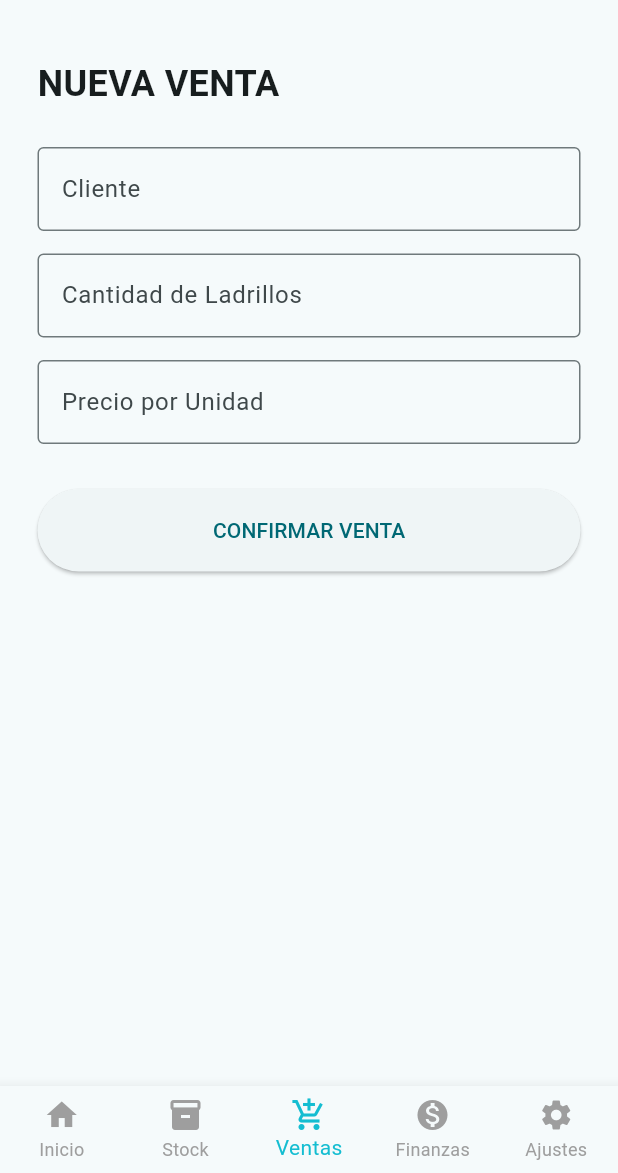
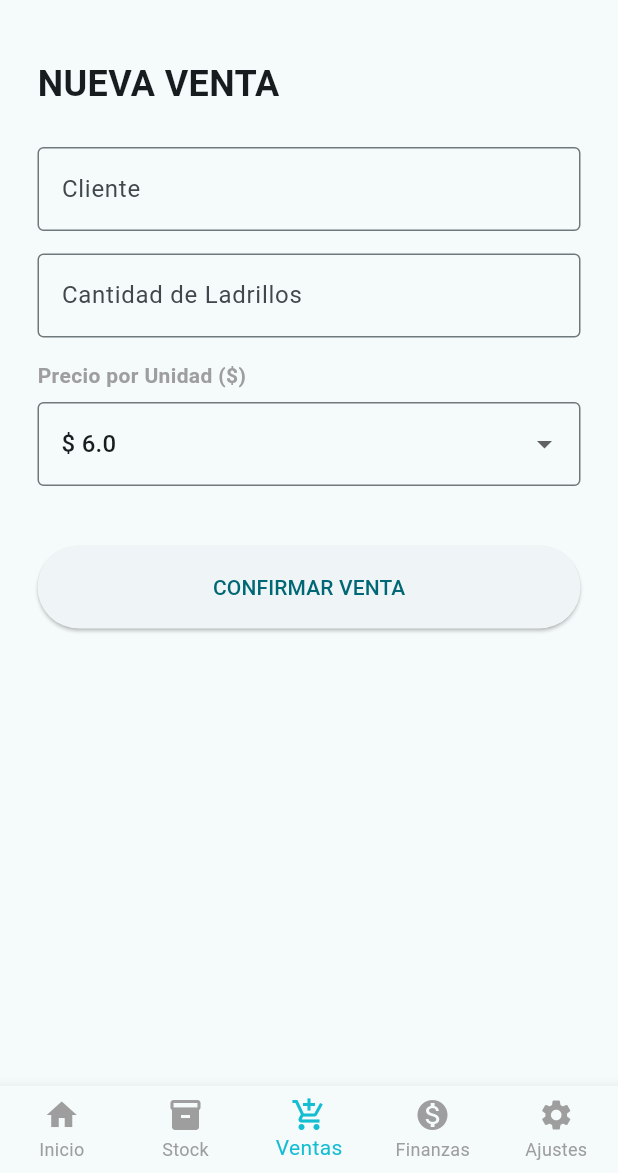
Before and after one commit to GERRYP20/los_compadres_app, a Flutter app: the screen it shows once a user with an empty profile is signed in, item 3 of the bottom bar chosen, on a phone screen of 412 x 824 dp, the part 63-1236 px from its top. Run offline on Flutter 3.47's test engine with Material 3 defaults, Android fonts, the phone set to English and light mode, and no system bars; our stand-ins replace cloud_firestore, firebase_auth, firebase_core; accounts and stored records are empty.

Commit message:
caja de texto

```diff
--- a/lib/main.dart
+++ b/lib/main.dart
@@ -151,7 +151,6 @@ class StockPage extends StatelessWidget {
   }
 }
 
-// --- PÁGINA 2: VENTAS (Simplificada a cliente, cantidad, total, fecha) ---
 class RegistrarVentaPage extends StatefulWidget {
   const RegistrarVentaPage({super.key});
   @override
@@ -161,7 +160,11 @@ class RegistrarVentaPage extends StatefulWidget {
 class _RegistrarVentaPageState extends State<RegistrarVentaPage> {
   final _clienteController = TextEditingController();
   final _cantidadController = TextEditingController();
-  final _precioController = TextEditingController(); // Nuevo para calcular el total
+
+  // 1. Definimos el precio inicial y la lista de opciones (6.0 a 7.0)
+  double _precioSeleccionado = 6.0;
+  final List<double> _preciosDisponibles = [6.0, 6.1, 6.2, 6.3, 6.4, 6.5, 6.6, 6.7, 6.8, 6.9, 7.0];
+
   bool _cargando = false;
 
   @override
@@ -173,18 +176,44 @@ class _RegistrarVentaPageState extends State<RegistrarVentaPage> {
         children: [
           const Text('NUEVA VENTA', style: TextStyle(fontSize: 24, fontWeight: FontWeight.bold)),
           const SizedBox(height: 25),
+
+          // Campo Cliente
           TextField(controller: _clienteController, decoration: const InputDecoration(labelText: 'Cliente', border: OutlineInputBorder())),
           const SizedBox(height: 15),
+
+          // Campo Cantidad
           TextField(controller: _cantidadController, keyboardType: TextInputType.number, decoration: const InputDecoration(labelText: 'Cantidad de Ladrillos', border: OutlineInputBorder())),
           const SizedBox(height: 15),
-          TextField(controller: _precioController, keyboardType: TextInputType.number, decoration: const InputDecoration(labelText: 'Precio por Unidad', border: OutlineInputBorder())),
-          const SizedBox(height: 30),
+
+          // 2. LA CAJA DE PRECIOS FIJOS (Dropdown)
+          const Text('Precio por Unidad (\$)', style: TextStyle(fontWeight: FontWeight.bold, color: Colors.grey)),
+          const SizedBox(height: 8),
+          DropdownButtonFormField<double>(
+            value: _precioSeleccionado,
+            decoration: const InputDecoration(border: OutlineInputBorder()),
+            items: _preciosDisponibles.map((double precio) {
+              return DropdownMenuItem<double>(
+                value: precio,
+                child: Text('\$ $precio'),
+              );
+            }).toList(),
+            onChanged: (double? nuevoPrecio) {
+              setState(() {
+                _precioSeleccionado = nuevoPrecio!;
+              });
+            },
+          ),
+
+          const SizedBox(height: 40),
+
+          // Botón de Confirmar
           SizedBox(width: double.infinity, height: 55, child: ElevatedButton(
             onPressed: _cargando ? null : () async {
               setState(() => _cargando = true);
+
               int cant = int.tryParse(_cantidadController.text) ?? 0;
-              double precio = double.tryParse(_precioController.text) ?? 0.0;
-              double total = cant * precio;
+              // 3. Calculamos el total usando el precio de la caja
+              double total = cant * _precioSeleccionado;
 
               DocumentReference stockRef = FirebaseFirestore.instance.collection('inventario').doc('global');
               CollectionReference ventasRef = FirebaseFirestore.instance.collection('ventas');
@@ -192,22 +221,24 @@ class _RegistrarVentaPageState extends State<RegistrarVentaPage> {
               try {
                 await FirebaseFirestore.instance.runTransaction((tx) async {
                   DocumentSnapshot snap = await tx.get(stockRef);
-                  // 1. Restar del stock
+                  // Restar del stock (CU-04)
                   tx.update(stockRef, {'piezas_disponibles': snap['piezas_disponibles'] - cant});
-                  // 2. Guardar solo los 4 campos solicitados
+                  // Guardar venta (CU-03)
                   tx.set(ventasRef.doc(), {
-                    'cliente': _clienteController.text.isEmpty ? 'Público General' : _clienteController.text,
+                    'cliente': _clienteController.text.trim(),
                     'cantidad': cant,
                     'total': total,
                     'fecha': FieldValue.serverTimestamp(),
                   });
                 });
+
                 setState(() => _cargando = false);
-                _clienteController.clear(); _cantidadController.clear(); _precioController.clear();
-                ScaffoldMessenger.of(context).showSnackBar(const SnackBar(content: Text('Venta Registrada')));
+                _clienteController.clear();
+                _cantidadController.clear();
+                ScaffoldMessenger.of(context).showSnackBar(const SnackBar(content: Text('✅ Venta registrada correctamente')));
               } catch (e) {
                 setState(() => _cargando = false);
-                ScaffoldMessenger.of(context).showSnackBar(SnackBar(content: Text('Error: $e')));
+                ScaffoldMessenger.of(context).showSnackBar(SnackBar(content: Text('❌ Error: $e')));
               }
             },
             child: _cargando ? const CircularProgressIndicator(color: Colors.white) : const Text('CONFIRMAR VENTA'),
```
